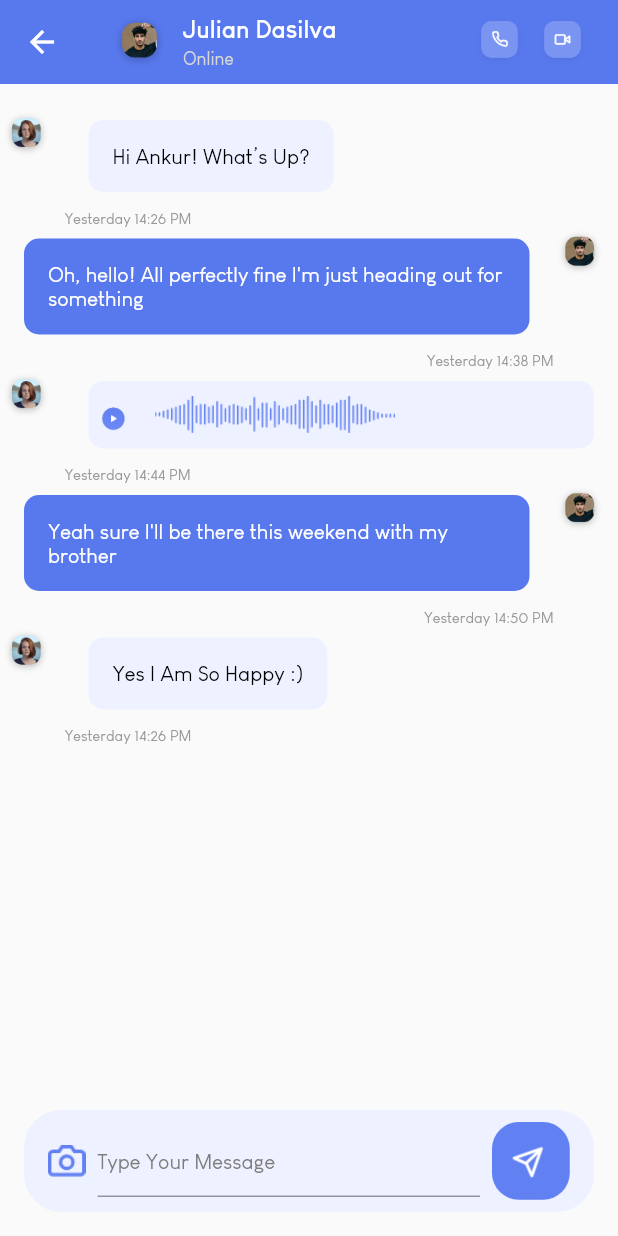
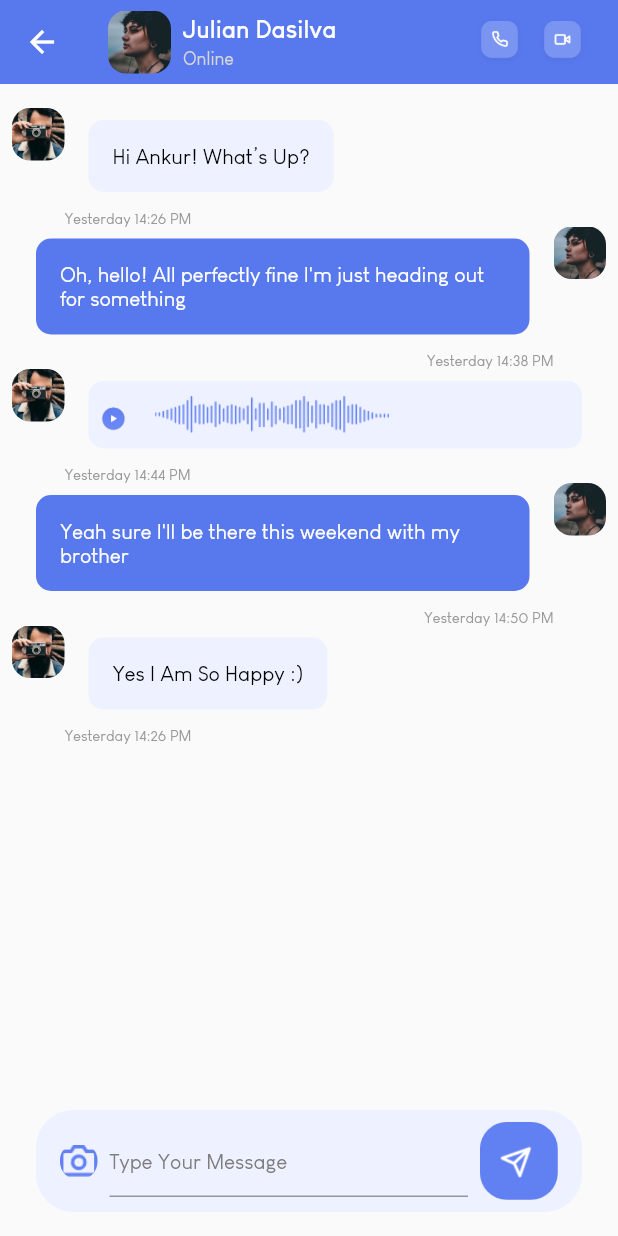
Before and after one commit to tanzil114/chat_screens, a Flutter app: the screen it shows after launch, after a tap on "Julian Dasilva", on a phone screen of 412 x 824 dp. Run offline on Flutter 3.47's test engine with Material 2 defaults, Android fonts, the phone set to English and light mode, and no system bars.

Commit message:
Updated Profile Images

```diff
--- /dev/null
+++ b/lib/elements/rounded_asset_image.dart
@@ -0,0 +1,23 @@
+import 'package:flutter/material.dart';
+
+class RoundedAssetImage extends StatelessWidget {
+  const RoundedAssetImage(
+      {Key key, @required this.imagePath, this.width = 55, this.height = 55})
+      : super(key: key);
+
+  final String imagePath;
+  final double width;
+  final double height;
+
+  @override
+  Widget build(BuildContext context) {
+    return ClipRRect(
+      borderRadius: BorderRadius.circular(12),
+      child: Image(
+        image: AssetImage(imagePath),
+        width: width,
+        height: height,
+      ),
+    );
+  }
+}
--- a/lib/screens/Chat_room_screen.dart
+++ b/lib/screens/Chat_room_screen.dart
@@ -1,3 +1,4 @@
+import 'package:chat_screens/elements/rounded_asset_image.dart';
 import 'package:flutter/material.dart';
 
 enum msgType { text, image, audio, video }
@@ -66,7 +67,7 @@ class _ChatRoomScreenState extends State<ChatRoomScreen> {
         elevation: 0,
       ),
       body: Padding(
-        padding: const EdgeInsets.symmetric(vertical: 16.0),
+        padding: const EdgeInsets.symmetric(vertical: 16.0, horizontal: 8.0),
         child: Column(
           children: [
             Expanded(
@@ -90,8 +91,8 @@ class _ChatRoomScreenState extends State<ChatRoomScreen> {
                     Expanded(
                       child: Row(
                         children: [
-                          Image(
-                            image: AssetImage('assets/icons/icon-camera.png'),
+                          RoundedAssetImage(
+                            imagePath: 'assets/icons/icon-camera.png',
                             width: 25,
                             height: 25,
                           ),
@@ -111,8 +112,8 @@ class _ChatRoomScreenState extends State<ChatRoomScreen> {
                         ],
                       ),
                     ),
-                    Image(
-                      image: AssetImage('assets/icons/icon-send.png'),
+                    RoundedAssetImage(
+                      imagePath: 'assets/icons/icon-send.png',
                       width: 52,
                       height: 52,
                     ),
@@ -147,9 +148,8 @@ class MessageWithImage extends StatelessWidget {
                 sentByCurrentUser: sentByCurrentUser, message: message)
             : Container(),
         Container(
-          padding: EdgeInsets.only(right: 8.0),
-          child: Image(
-            image: AssetImage(message['image']),
+          child: RoundedAssetImage(
+            imagePath: message['image'],
             width: 35,
             height: 35,
           ),
@@ -254,8 +254,8 @@ class HeaderContainer extends StatelessWidget {
         children: [
           Container(
             padding: EdgeInsets.only(right: 8.0),
-            child: Image(
-              image: AssetImage('assets/icons/profile.png'),
+            child: RoundedAssetImage(
+              imagePath: 'assets/icons/profile.png',
               width: 42,
               height: 42,
             ),
--- a/lib/screens/chats_screen.dart
+++ b/lib/screens/chats_screen.dart
@@ -1,3 +1,4 @@
+import 'package:chat_screens/elements/rounded_asset_image.dart';
 import 'package:chat_screens/screens/Chat_room_screen.dart';
 import 'package:flutter/material.dart';
 
@@ -15,9 +16,8 @@ class _ChatsScreenState extends State<ChatsScreen> {
         actions: [
           IconButton(
             onPressed: () {},
-            icon: Image(
-              image: AssetImage('assets/icons/profile.png'),
-            ),
+            icon: RoundedAssetImage(
+                imagePath: 'assets/icons/profile.png', width: 35, height: 35),
           ),
         ],
         backgroundColor: Color(0xFF5879EE),
@@ -81,50 +81,35 @@ class _ChatsScreenState extends State<ChatsScreen> {
                 child: Row(
                   mainAxisAlignment: MainAxisAlignment.spaceEvenly,
                   children: <Widget>[
-                    Image(
-                      image: AssetImage('assets/icons/search.png'),
-                      width: 55,
-                      height: 55,
+                    Padding(
+                      padding: const EdgeInsets.symmetric(horizontal: 8.0),
+                      child: RoundedAssetImage(
+                          imagePath: 'assets/icons/profile.png'),
                     ),
-                    Image(
-                      image: AssetImage('assets/icons/profile.png'),
-                      width: 55,
-                      height: 55,
+                    Padding(
+                      padding: const EdgeInsets.symmetric(horizontal: 8.0),
+                      child: RoundedAssetImage(
+                          imagePath: 'assets/icons/profile.png'),
                     ),
-                    Image(
-                      image: AssetImage('assets/icons/profile.png'),
-                      width: 55,
-                      height: 55,
+                    Padding(
+                      padding: const EdgeInsets.symmetric(horizontal: 8.0),
+                      child: RoundedAssetImage(
+                          imagePath: 'assets/icons/profile.png'),
                     ),
-                    Image(
-                      image: AssetImage('assets/icons/profile.png'),
-                      width: 55,
-                      height: 55,
+                    Padding(
+                      padding: const EdgeInsets.symmetric(horizontal: 8.0),
+                      child: RoundedAssetImage(
+                          imagePath: 'assets/icons/profile.png'),
                     ),
-                    Image(
-                      image: AssetImage('assets/icons/profile.png'),
-                      width: 55,
-                      height: 55,
+                    Padding(
+                      padding: const EdgeInsets.symmetric(horizontal: 8.0),
+                      child: RoundedAssetImage(
+                          imagePath: 'assets/icons/profile.png'),
                     ),
-                    Image(
-                      image: AssetImage('assets/icons/profile.png'),
-                      width: 55,
-                      height: 55,
-                    ),
-                    Image(
-                      image: AssetImage('assets/icons/profile.png'),
-                      width: 55,
-                      height: 55,
-                    ),
-                    Image(
-                      image: AssetImage('assets/icons/profile.png'),
-                      width: 55,
-                      height: 55,
-                    ),
-                    Image(
-                      image: AssetImage('assets/icons/profile.png'),
-                      width: 55,
-                      height: 55,
+                    Padding(
+                      padding: const EdgeInsets.symmetric(horizontal: 8.0),
+                      child: RoundedAssetImage(
+                          imagePath: 'assets/icons/profile.png'),
                     ),
                   ],
                 ),
@@ -159,16 +144,12 @@ class ChatContainer extends StatelessWidget {
   @override
   Widget build(BuildContext context) {
     return Container(
-      margin: EdgeInsets.symmetric(horizontal: 16.0, vertical: 4.0),
+      margin: EdgeInsets.symmetric(horizontal: 8.0, vertical: 4.0),
       child: Row(
         children: [
           Container(
-            padding: EdgeInsets.only(right: 8.0),
-            child: Image(
-              image: AssetImage('assets/icons/profile.png'),
-              width: 55,
-              height: 55,
-            ),
+            padding: EdgeInsets.only(right: 16.0),
+            child: RoundedAssetImage(imagePath: 'assets/icons/profile.png'),
           ),
           GestureDetector(
             onTap: () => Navigator.push(context,
```
Also changed, not shown: assets/icons/profile-2.png, assets/icons/profile-3.png, assets/icons/profile-4.png (added), assets/icons/profile-b.png (added), assets/icons/profile.png.
